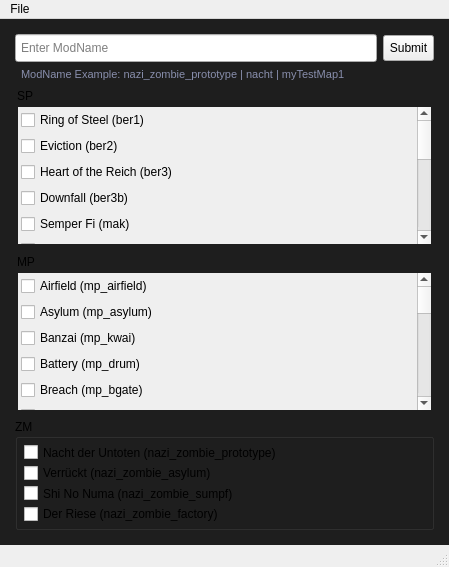
The window that Resources/UI/main_window.ui (Phils-Hub-Org/cod_waw.stock_map.script_placer) describes before a commit, drawn with Qt 5.
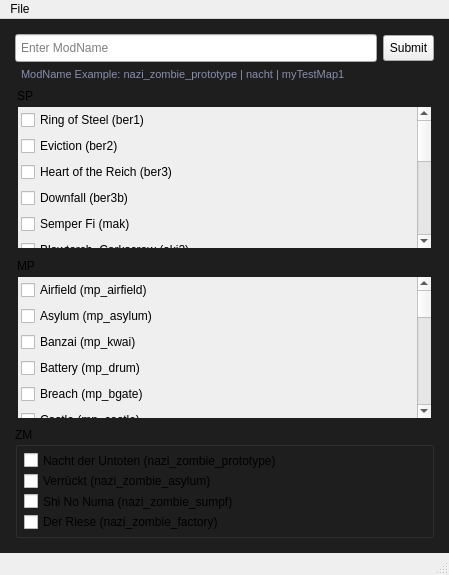
The same window after the commit. Icons and pictures are not drawn.

What changed in the file:
```diff
--- a/Resources/UI/main_window.ui
+++ b/Resources/UI/main_window.ui
@@ -7,19 +7,19 @@
     <x>0</x>
     <y>0</y>
     <width>449</width>
-    <height>567</height>
+    <height>575</height>
    </rect>
   </property>
   <property name="minimumSize">
    <size>
     <width>449</width>
-    <height>567</height>
+    <height>575</height>
    </size>
   </property>
   <property name="maximumSize">
    <size>
     <width>449</width>
-    <height>767</height>
+    <height>775</height>
    </size>
   </property>
   <property name="windowTitle">
@@ -791,7 +791,7 @@
             <property name="minimumSize">
              <size>
               <width>0</width>
-              <height>151</height>
+              <height>158</height>
              </size>
             </property>
             <property name="maximumSize">
@@ -980,7 +980,7 @@
             <property name="minimumSize">
              <size>
               <width>0</width>
-              <height>151</height>
+              <height>158</height>
              </size>
             </property>
             <property name="maximumSize">
```
